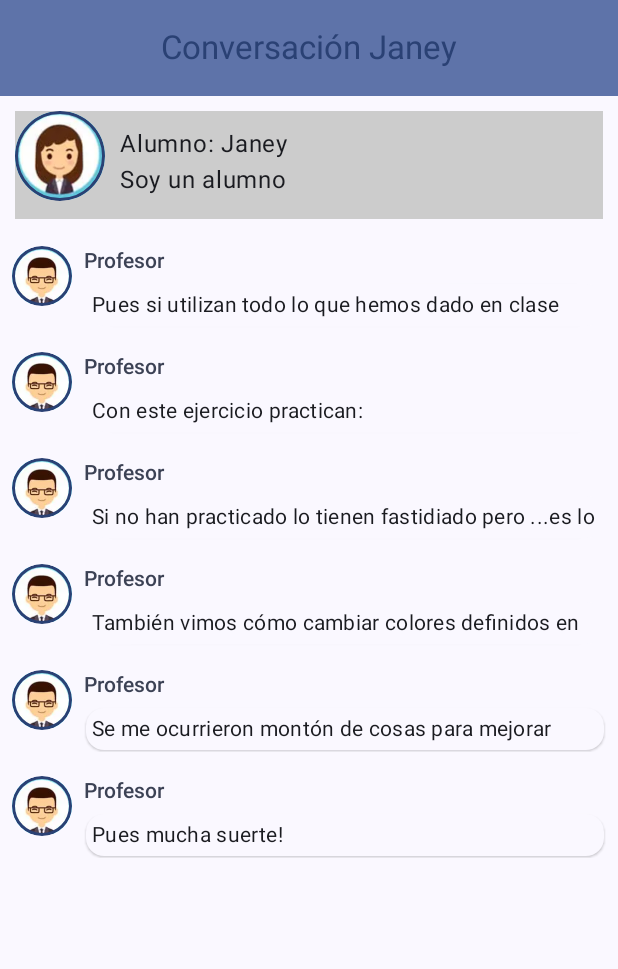
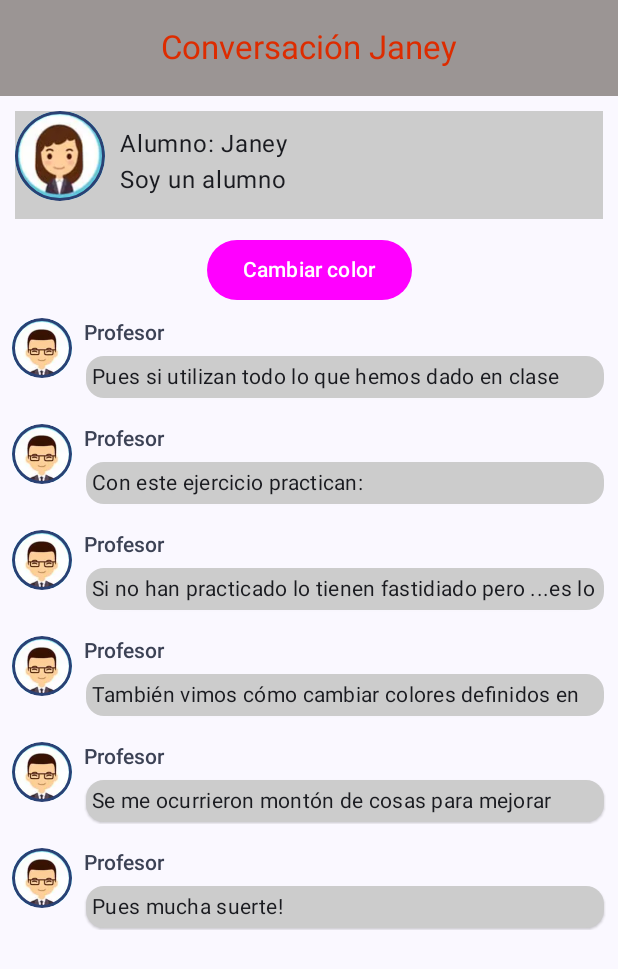
Before and after one commit to ShazeDev/examen1PGL, an Android app built with Jetpack Compose: the screen it shows after launch (MainActivity), on a phone screen of 412 x 824 dp. Shown: the top 969 px of the screen. Run offline under Robolectric (Android 15) with nearby library versions, the phone set to English and light mode, and no system bars.

Commit message:
mas cambios

```diff
--- a/app/src/main/java/com/jco/examen_pgl/MainActivity.kt
+++ b/app/src/main/java/com/jco/examen_pgl/MainActivity.kt
@@ -24,6 +24,9 @@ import androidx.compose.foundation.layout.width
 import androidx.compose.foundation.lazy.LazyColumn
 import androidx.compose.foundation.lazy.items
 import androidx.compose.foundation.shape.CircleShape
+import androidx.compose.material3.Button
+import androidx.compose.material3.ButtonColors
+import androidx.compose.material3.ButtonDefaults
 import androidx.compose.material3.CenterAlignedTopAppBar
 import androidx.compose.material3.ExperimentalMaterial3Api
 import androidx.compose.material3.MaterialTheme
@@ -41,14 +44,15 @@ import androidx.compose.ui.Alignment
 import androidx.compose.ui.Modifier
 import androidx.compose.ui.draw.clip
 import androidx.compose.ui.graphics.Color
+import androidx.compose.ui.modifier.modifierLocalMapOf
 import androidx.compose.ui.res.painterResource
 import androidx.compose.ui.tooling.preview.Preview
 import androidx.compose.ui.unit.dp
 import com.jco.examen_pgl.ui.theme.Examen_PGLTheme
 
 class MainActivity : ComponentActivity() {
-    val background5=Color(0xFF9B9594)
-    val alumno5=Color(0xFFDD2C00)
+    val background5 = Color(0xFF9B9594)
+    val alumno5 = Color(0xFFDD2C00)
 
     @OptIn(ExperimentalMaterial3Api::class)
     override fun onCreate(savedInstanceState: Bundle?) {
@@ -60,8 +64,8 @@ class MainActivity : ComponentActivity() {
                     topBar = {
                         CenterAlignedTopAppBar(
                             colors = topAppBarColors(
-                                containerColor = MaterialTheme.colorScheme.primaryContainer,
-                                titleContentColor = MaterialTheme.colorScheme.primary,
+                                containerColor = background5,
+                                titleContentColor = alumno5,
                             ),
                             title = {
                                 Text("Conversación Janey")
@@ -75,9 +79,9 @@ class MainActivity : ComponentActivity() {
                             .padding(innerPadding),
 
 
-
                         ) {
                         FichaAlumno()
+                        Boton()
                         Conversation(SampleData.conversationSample)
 
                     }
@@ -92,18 +96,19 @@ data class Message(val author: String, val body: String)
 
 @Composable
 fun FichaAlumno() {
-    val alumno5 = Color(0xFFDD2C00)
     val nombreAlumno = "Janey"
+    val imagenAlumno = R.drawable.avatar4
+    val colorBackground = Color.LightGray
 
-        Row (modifier = Modifier
+    Row(
+        modifier = Modifier
             .padding(10.dp)
-            .background(color = Color.LightGray)
+            .background(colorBackground)
             .fillMaxWidth()
-
     )
     {
         Image(
-                painterResource(R.drawable.avatar4),
+            painterResource(imagenAlumno),
             contentDescription = "Foto perfil",
             modifier = Modifier
                 .size(60.dp)
@@ -111,7 +116,7 @@ fun FichaAlumno() {
                 .border(1.5.dp, MaterialTheme.colorScheme.primary, CircleShape)
 
         )
-            Column (modifier = Modifier.padding(10.dp)) {
+        Column(modifier = Modifier.padding(10.dp)) {
             Text(text = "Alumno: $nombreAlumno")
             Text(text = "Soy un alumno")
             Spacer(modifier = Modifier.height(4.dp))
@@ -121,12 +126,34 @@ fun FichaAlumno() {
 }
 
 @Composable
+fun Boton() {
+    val colorBoton = Color.Magenta
+    val listaColores= listOf(Color.Green, Color.Blue, Color.Red, Color.Cyan)
+    Column(
+        Modifier.fillMaxWidth(),
+        horizontalAlignment = Alignment.CenterHorizontally
+
+    ) {
+        Button(onClick = {  /*TODO*/ }, colors = ButtonDefaults.buttonColors(colorBoton)) {
+
+            Text(text = "Cambiar color")
+
+
+
+        }
+
+    }
+}
+
+@Composable
 fun MessageCard(msg: com.jco.examen_pgl.Message) {
-
+    val imagenProfesor = R.drawable.profesor
+    val colorDesplegado = Color.Magenta
+    val colorSinDesplegar = Color.LightGray
 
     Row(modifier = Modifier.padding(all = 8.dp)) {
         Image(
-            painterResource(R.drawable.profesor),
+            painterResource(imagenProfesor),
             contentDescription = "Foto perfil",
             modifier = Modifier
                 .size(40.dp)
@@ -138,7 +165,7 @@ fun MessageCard(msg: com.jco.examen_pgl.Message) {
 
         var isExpanded by remember { mutableStateOf(false) }
         val surfaceColor by animateColorAsState(
-            if (isExpanded) MaterialTheme.colorScheme.tertiary else MaterialTheme.colorScheme.surface,
+            if (isExpanded) colorDesplegado else colorSinDesplegar,
         )
 
         Column(modifier = Modifier.clickable { isExpanded = !isExpanded }) {
```
Lines whose indentation alone changed are shown as unchanged.
